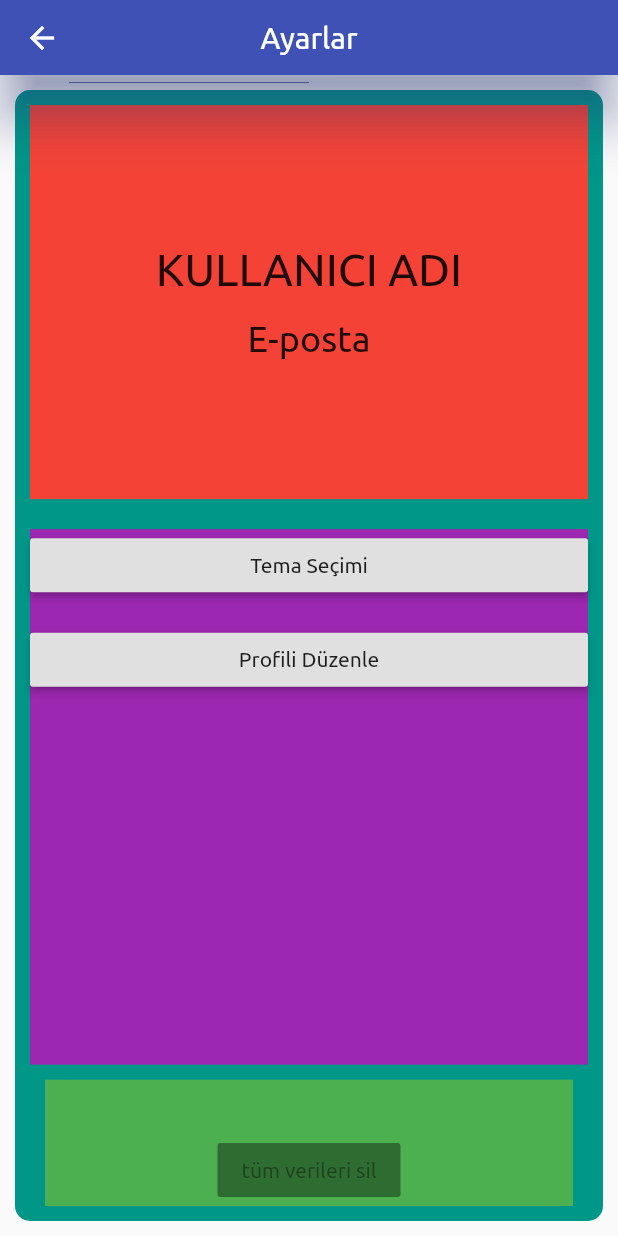
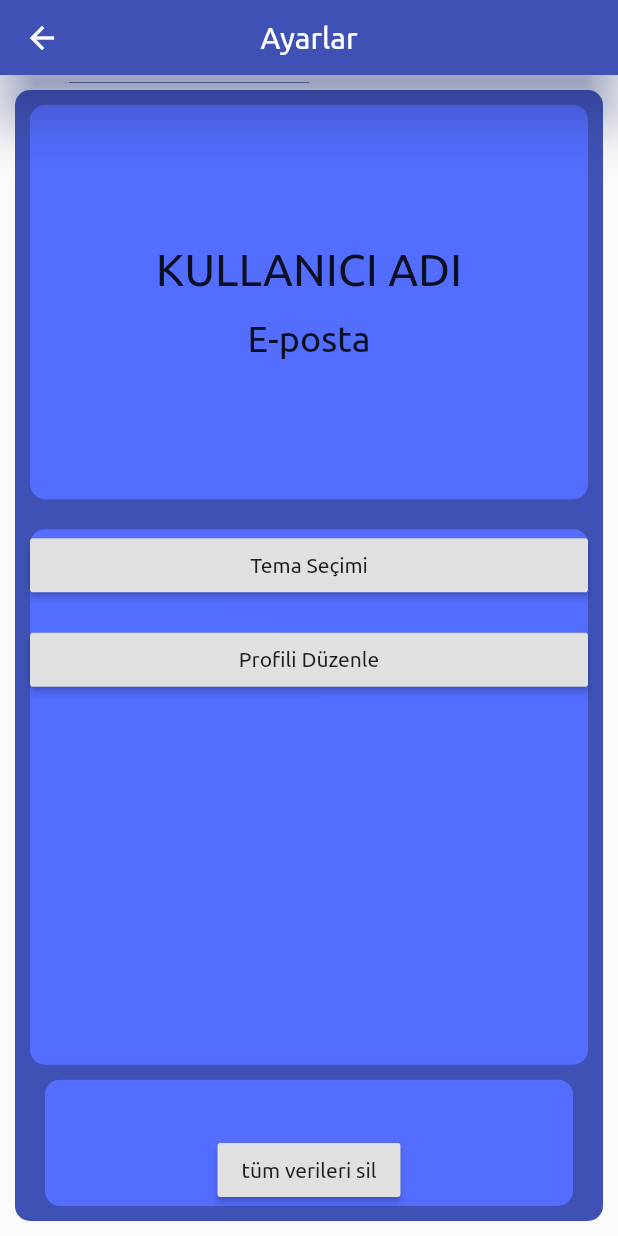
Before and after one commit to fatihatagunn/wepurse, a Flutter app: the SettingsPage screen opened directly, on a phone screen of 412 x 824 dp. Run offline on Flutter 3.47's test engine with Material 2 defaults, Android fonts, the phone set to English and light mode, and no system bars.

Commit message:
Modified theme and colors.

```diff
--- a/lib/ui/settings_page.dart
+++ b/lib/ui/settings_page.dart
@@ -21,7 +21,7 @@ class SettingsPageState extends State<SettingsPage> {
             width: double.infinity,
             height: MediaQuery.of(context).size.height,
             decoration: BoxDecoration(
-              color: Colors.teal,
+              color: Colors.indigo,
               borderRadius: BorderRadiusDirectional.circular(10),
             ),
             child: Column(
@@ -29,7 +29,10 @@ class SettingsPageState extends State<SettingsPage> {
                 Expanded(
                   child: Container(
                     margin: EdgeInsets.all(10),
-                    color: Colors.red,
+                    decoration: BoxDecoration(
+                      color: Colors.indigoAccent,
+                      borderRadius: BorderRadius.circular(10),
+                    ),
                     width: double.maxFinite,
                     height: MediaQuery.of(context).size.height,
                     child: Column(
@@ -54,7 +57,10 @@ class SettingsPageState extends State<SettingsPage> {
                 Expanded(
                   child: Container(
                     margin: EdgeInsets.all(10),
-                    color: Colors.purple,
+                    decoration: BoxDecoration(
+                      color: Colors.indigoAccent,
+                      borderRadius: BorderRadius.circular(10),
+                    ),
                     child: Column(
                       crossAxisAlignment: CrossAxisAlignment.stretch,
                       children: <Widget>[
@@ -77,12 +83,17 @@ class SettingsPageState extends State<SettingsPage> {
                 Expanded(
                   child: Container(
                     margin: EdgeInsets.only(left: 20, right: 20, bottom: 10),
-                    color: Colors.green,
+
                     width: double.maxFinite,
                     height: MediaQuery.of(context).size.height,
+                    decoration: BoxDecoration(
+                      color: Colors.indigoAccent,
+                      borderRadius: BorderRadius.circular(10),
+                    ),
                     child: Align(
                       alignment: Alignment(0, 1),
                       child: RaisedButton(
+                        onPressed: (){},
                         child: Text("tüm verileri sil"),
                       ),
                     ),
```
